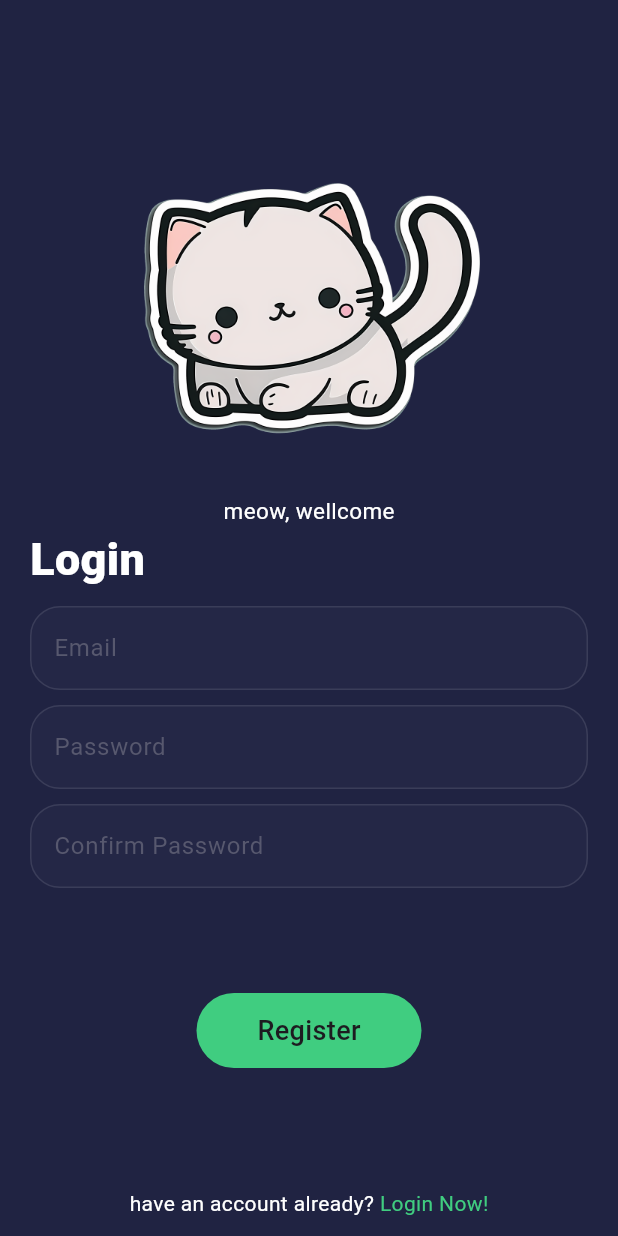
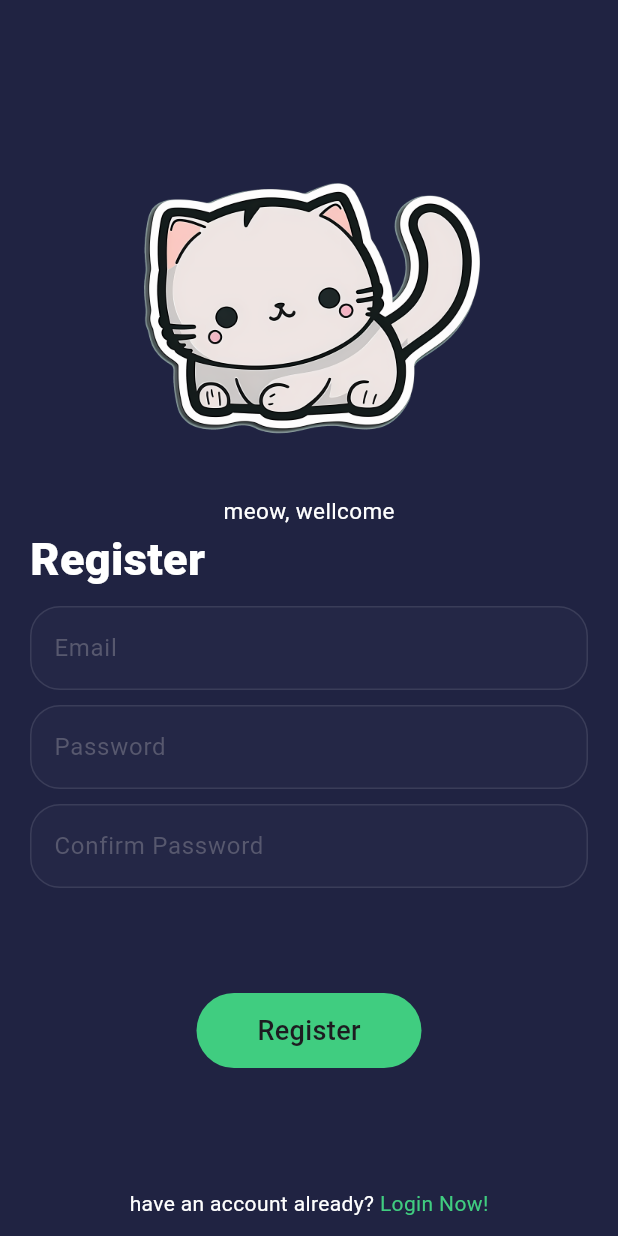
Before and after one commit to Rahulbagri07/meowtalk-chatapp, a Flutter app: the RegisterPage screen opened directly with empty values, on a phone screen of 412 x 824 dp. Run offline on Flutter 3.47's test engine with Material 3 defaults, Android fonts, the light colour scheme and no system bars; our stand-ins replace cloud_firestore, firebase_auth, firebase_core; accounts and stored records are empty.

```diff
--- a/lib/pages/register_page.dart
+++ b/lib/pages/register_page.dart
@@ -55,7 +55,7 @@ class RegisterPage extends StatelessWidget{
                 ),),
               Row(
                 children: [
-                  const Text("Login",
+                  const Text("Register",
                     style: TextStyle(
                         color: Colors.white,
                         fontSize: 30,
```
Also changed, not shown: assets/chat_page.jpg (added), assets/home_page.jpg (added), assets/login_page.jpg (added), 1 other file.
